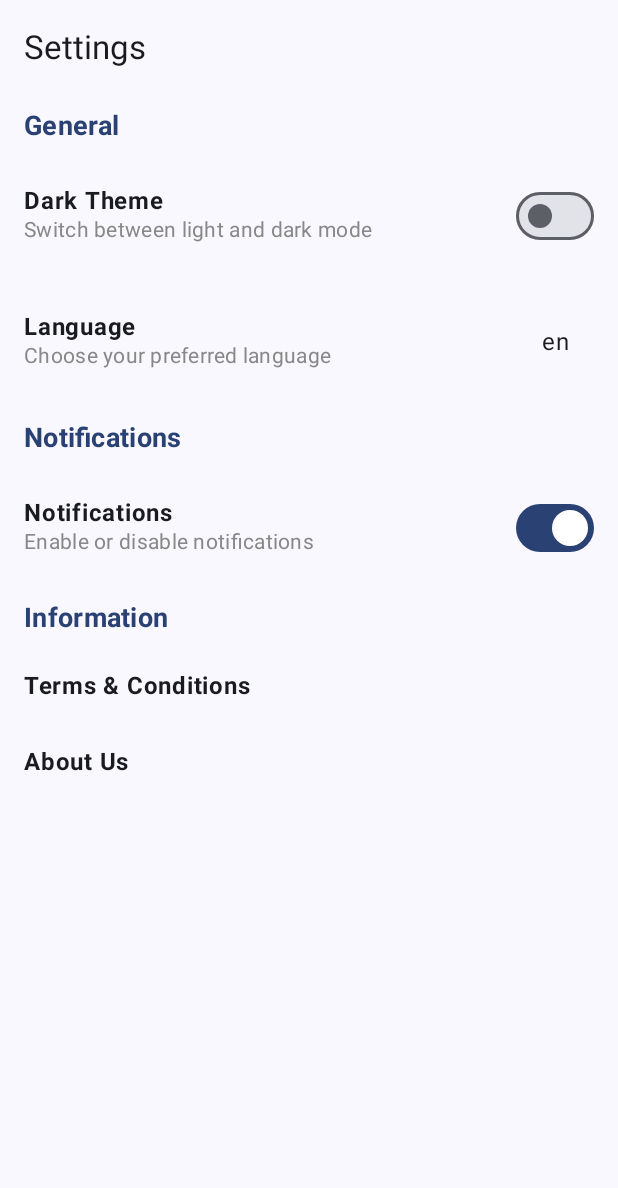
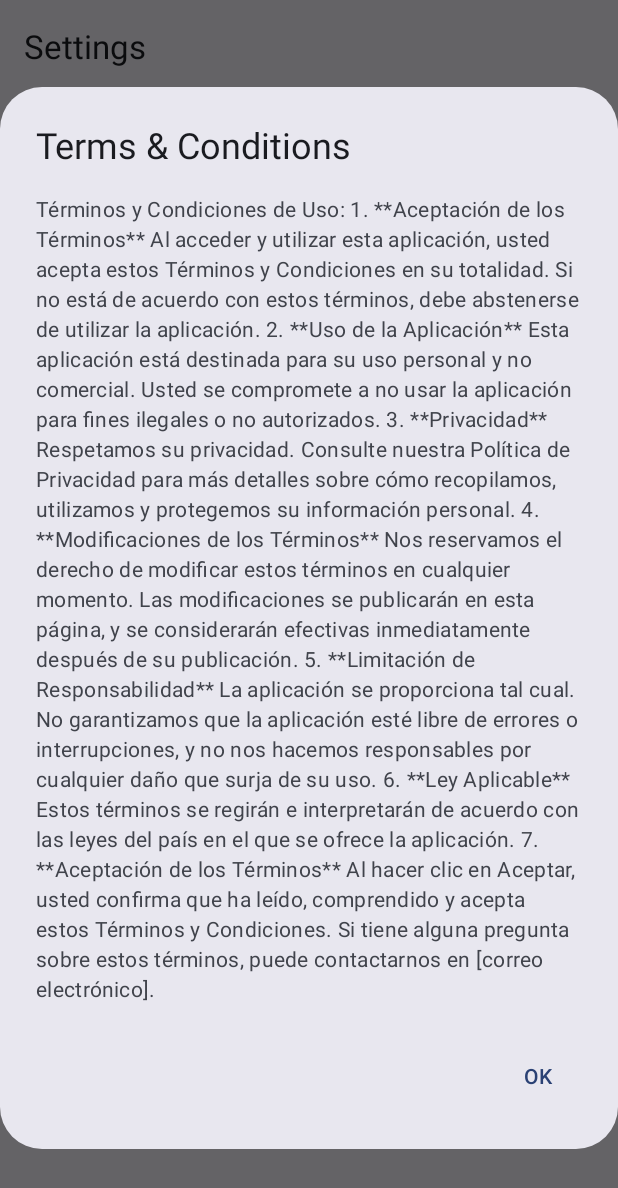
Before and after one commit to daviddcg4/FOCUS_PRO, an Android app built with Jetpack Compose: the SettingsScreen screen opened through its navigation route, after a tap on an icon or button, on a phone screen of 412 x 824 dp. Shown: the top 1188 px of the screen. Run offline under Robolectric (Android 15) with nearby library versions, the phone set to English and light mode, and no system bars; our stand-ins replace Firebase (no records; nobody signed in at launch, a user with empty details on screens opened directly).

Commit message:
avances lenguajes

```diff
--- a/app/src/main/java/com/example/focuspro/home/HomeScreen.kt
+++ b/app/src/main/java/com/example/focuspro/home/HomeScreen.kt
@@ -47,12 +47,12 @@ fun HomeScreen(navController: NavController, authViewModel: AuthViewModel) {
         stringResource(id = R.string.profile) to "profile",
         stringResource(id = R.string.pomodoro_timer) to "pomodoro",
         stringResource(id = R.string.task_manager) to "task_manager",
-        stringResource(id = R.string.calendar) to "calendar",
+//        stringResource(id = R.string.calendar) to "calendar",
 //        stringResource(id = R.string.progress) to "progress",
         stringResource(id = R.string.motivation) to "motivation",
-        stringResource(id = R.string.daily_summary) to "daily_summary",
-        stringResource(id = R.string.chat) to "chat",
-        stringResource(id = R.string.activity_rings) to "activity_rings",
+//        stringResource(id = R.string.daily_summary) to "daily_summary",
+//        stringResource(id = R.string.chat) to "chat",
+//        stringResource(id = R.string.activity_rings) to "activity_rings",
         stringResource(id = R.string.logout) to "login",
         stringResource(id = R.string.settings) to "settings",
 //        stringResource(id = R.string.ranking) to "ranking",
--- a/app/src/main/java/com/example/focuspro/settings/SettingsScreen.kt
+++ b/app/src/main/java/com/example/focuspro/settings/SettingsScreen.kt
@@ -16,7 +16,6 @@ import androidx.compose.ui.unit.dp
 import androidx.compose.ui.unit.sp
 import androidx.navigation.NavController
 import com.example.focuspro.R
-
 import com.example.focuspro.viewmodel.AuthViewModel
 
 @OptIn(ExperimentalMaterial3Api::class)
@@ -28,6 +27,7 @@ fun SettingsScreen(
 ) {
     var isDarkTheme by remember { mutableStateOf(false) }
     var isNotificationsEnabled by remember { mutableStateOf(true) }
+    var showTermsDialog by remember { mutableStateOf(false) } // Estado para mostrar el diálogo
     val selectedLanguage by languageViewModel.selectedLanguage.collectAsState()
 
     val languages = listOf("en", "es", "fr", "de") // Lista de idiomas disponibles
@@ -36,7 +36,6 @@ fun SettingsScreen(
         topBar = {
             TopAppBar(
                 title = { Text(stringResource(id = R.string.settings)) },
-
             )
         }
     ) { paddingValues ->
@@ -53,16 +52,16 @@ fun SettingsScreen(
                     onThemeChanged = { isDarkTheme = it }
                 )
             }
-
-            item {
-                LanguageSetting(
-                    selectedLanguage = selectedLanguage,
-                    languages = languages,
-                    onLanguageSelected = { language ->
-                        languageViewModel.changeLanguage(language)
-                    }
-                )
-            }
+//
+//            item {
+//                LanguageSetting(
+//                    selectedLanguage = selectedLanguage,
+//                    languages = languages,
+//                    onLanguageSelected = { language ->
+//                        languageViewModel.changeLanguage(language)
+//                    }
+//                )
+//            }
 
             item { SettingsCategoryTitle(stringResource(id = R.string.notifications)) }
 
@@ -75,14 +74,31 @@ fun SettingsScreen(
 
             item { SettingsCategoryTitle(stringResource(id = R.string.information)) }
 
+            // Opción para ver Términos y Condiciones
             item {
-                InformationSetting(label = stringResource(id = R.string.terms_conditions)) { /* Handle click */ }
+                InformationSetting(label = stringResource(id = R.string.terms_conditions)) {
+                    showTermsDialog = true // Mostrar diálogo al hacer clic
+                }
             }
 
             item {
-                InformationSetting(label = stringResource(id = R.string.about_us)) { /* Handle click */ }
+                InformationSetting(label = stringResource(id = R.string.about_us)) { /* Acción al hacer clic */ }
             }
         }
+    }
+
+    // Diálogo de Términos y Condiciones
+    if (showTermsDialog) {
+        AlertDialog(
+            onDismissRequest = { showTermsDialog = false },
+            title = { Text(stringResource(id = R.string.terms_conditions)) },
+            text = { Text(stringResource(id = R.string.terms_and_conditions)) },
+            confirmButton = {
+                TextButton(onClick = { showTermsDialog = false }) {
+                    Text(stringResource(id = R.string.ok))
+                }
+            }
+        )
     }
 }
 
--- a/app/src/main/res/values/strings.xml
+++ b/app/src/main/res/values/strings.xml
@@ -179,6 +179,7 @@
     <string name="terms_title">Terminos y condiciones</string>
     <string name="accept_terms_button">Aceptar terminos y condiciones</string>
     <string name="decline_terms_button">Denegar terminos y condiciones</string>
+    <string name="ok">OK</string>
 
 
 </resources>
```
